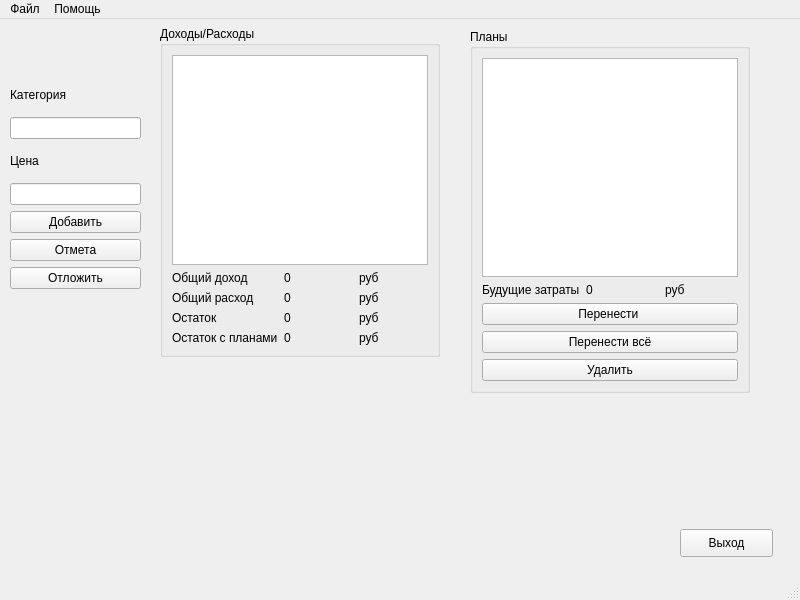
Above: mainwindow.ui from AlexeyShulinin/MyProjects before the change. Below: the same form after it.
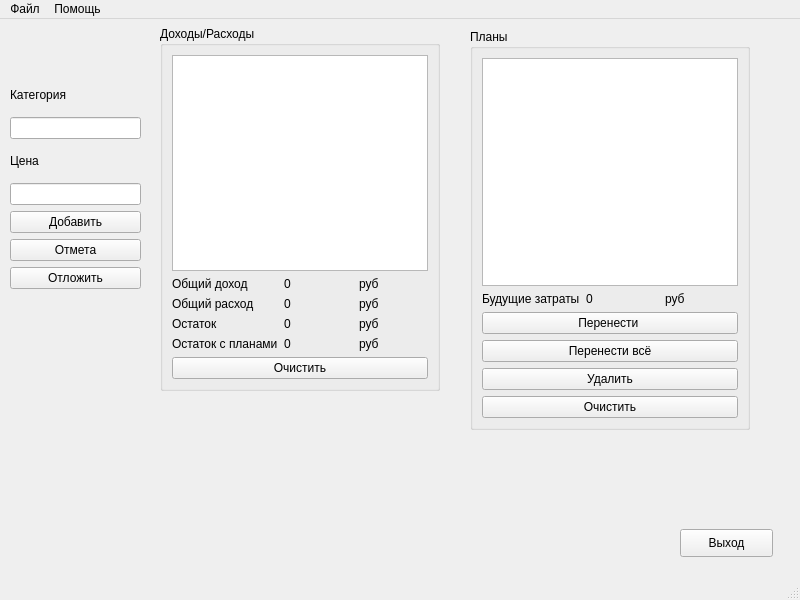
That is the form after the change.

What changed in the file:
```diff
--- a/mainwindow.ui
+++ b/mainwindow.ui
@@ -20,20 +20,22 @@
       <x>160</x>
       <y>7</y>
       <width>280</width>
-      <height>331</height>
+      <height>365</height>
      </rect>
     </property>
     <property name="title">
      <string>Доходы/Расходы</string>
     </property>
-    <layout class="QVBoxLayout" name="verticalLayout_5">
+    <layout class="QVBoxLayout" name="verticalLayout_11">
      <item>
       <widget class="QListWidget" name="listWidget"/>
      </item>
      <item>
+      <layout class="QVBoxLayout" name="verticalLayout_5">
+       <item>
       <layout class="QHBoxLayout" name="horizontalLayout_2">
        <item>
-        <layout class="QVBoxLayout" name="verticalLayout_2">
+          <layout class="QVBoxLayout" name="verticalLayout_4">
          <item>
           <widget class="QLabel" name="label_Income_2">
            <property name="text">
@@ -97,7 +99,7 @@
         </layout>
        </item>
        <item>
-        <layout class="QVBoxLayout" name="verticalLayout_4">
+          <layout class="QVBoxLayout" name="verticalLayout_2">
          <item>
           <widget class="QLabel" name="label_7">
            <property name="text">
@@ -130,6 +132,15 @@
        </item>
       </layout>
      </item>
+       <item>
+        <widget class="QPushButton" name="clear_ListWirdget">
+         <property name="text">
+          <string>Очистить</string>
+         </property>
+        </widget>
+       </item>
+      </layout>
+     </item>
     </layout>
    </widget>
    <widget class="QGroupBox" name="groupBox_2">
@@ -138,7 +149,7 @@
       <x>470</x>
       <y>10</y>
       <width>280</width>
-      <height>364</height>
+      <height>401</height>
      </rect>
     </property>
     <property name="title">
@@ -196,6 +207,13 @@
          </property>
         </widget>
        </item>
+       <item>
+        <widget class="QPushButton" name="clear_list_Plans">
+         <property name="text">
+          <string>Очистить</string>
+         </property>
+        </widget>
+       </item>
       </layout>
      </item>
     </layout>
```
Lines whose indentation alone changed are shown as unchanged.
